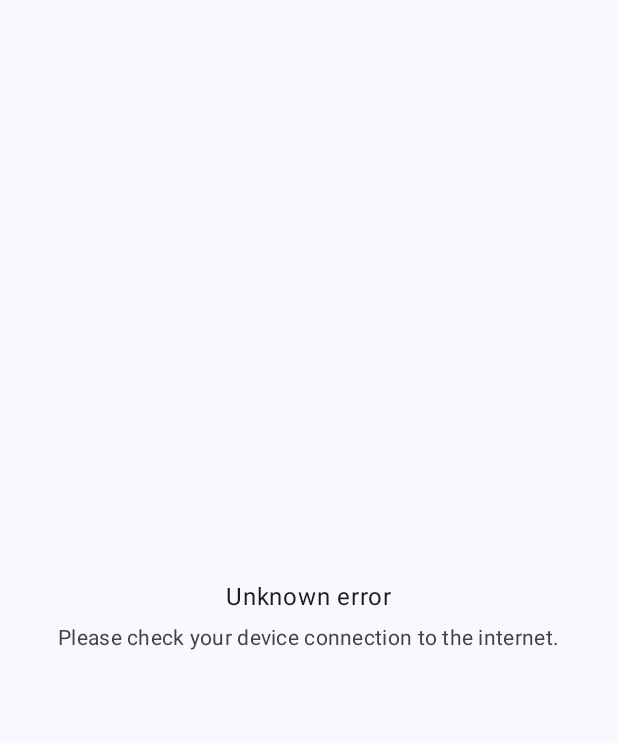
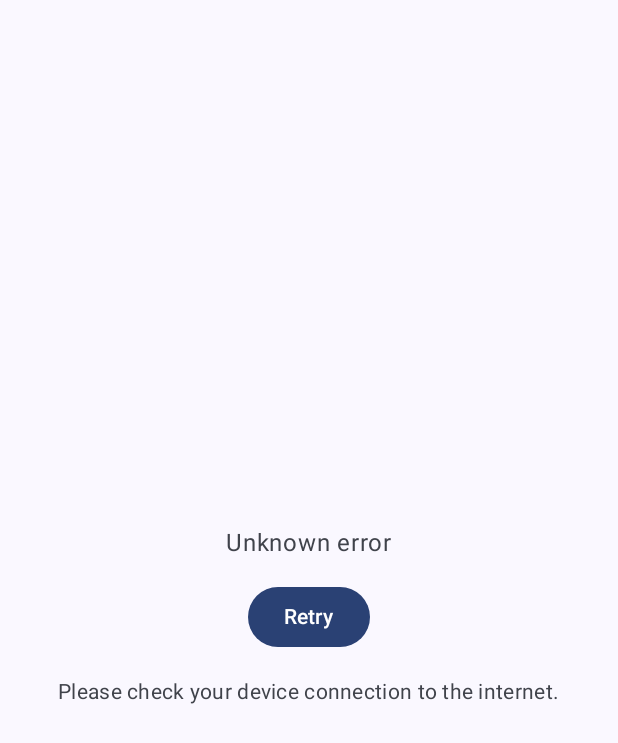
Before and after one commit to K-Alena-S/android-app-news-aggregator, an Android app built with Jetpack Compose: the composable ErrorScreen called with empty values, on a phone screen of 412 x 824 dp. Shown: the top 743 px of the screen. Run offline under Robolectric (Android 15) with nearby library versions, the phone set to English and light mode, and no system bars.

Commit message:
v1.1 Изменен вид отображения ошибки.

```diff
--- a/app/src/main/java/com/example/newsaggregator/ui/newslist/ErrorScreen.kt
+++ b/app/src/main/java/com/example/newsaggregator/ui/newslist/ErrorScreen.kt
@@ -7,6 +7,7 @@ import androidx.compose.foundation.layout.Spacer
 import androidx.compose.foundation.layout.fillMaxSize
 import androidx.compose.foundation.layout.height
 import androidx.compose.foundation.layout.padding
+import androidx.compose.material3.Button
 import androidx.compose.material3.MaterialTheme
 import androidx.compose.material3.Text
 import androidx.compose.runtime.Composable
@@ -17,7 +18,10 @@ import androidx.compose.ui.res.stringResource
 import com.example.newsaggregator.R
 
 @Composable
-fun ErrorScreen(errorMessage: String?) {
+fun ErrorScreen(
+    errorMessage: String?,
+    onRetry: () -> Unit
+) {
     val colors = MaterialTheme.colorScheme
     Column(
         modifier = Modifier
@@ -29,9 +33,16 @@ fun ErrorScreen(errorMessage: String?) {
     ) {
         Text(
             text = errorMessage ?: stringResource(R.string.error_message),
-            style = MaterialTheme.typography.bodyLarge
+            style = MaterialTheme.typography.bodyLarge,
+            color = MaterialTheme.colorScheme.onSurfaceVariant
         )
-        Spacer(modifier = Modifier.height(8.dp))
+        Spacer(modifier = Modifier.height(16.dp))
+
+        Button(onClick = onRetry) {
+            Text(text = stringResource(R.string.retry))
+        }
+
+        Spacer(modifier = Modifier.height(16.dp))
         Text(
             text = stringResource(R.string.check_internet_connection),
             style = MaterialTheme.typography.bodyMedium,
--- a/app/src/main/res/values/strings.xml
+++ b/app/src/main/res/values/strings.xml
@@ -5,6 +5,7 @@
 
     <string name="error_message">Unknown error</string>
     <string name="check_internet_connection">Please check your device connection to the internet.</string>
+    <string name="retry">Retry</string>
 
     <string name="category_panel_name">Categories</string>
     <string name="show_all_articles_text">Show All Articles</string>
```
Also changed, not shown: app/src/main/java/com/example/newsaggregator/ui/newslist/NewsListScreen.kt (+6 -1 lines), 2 other files.
